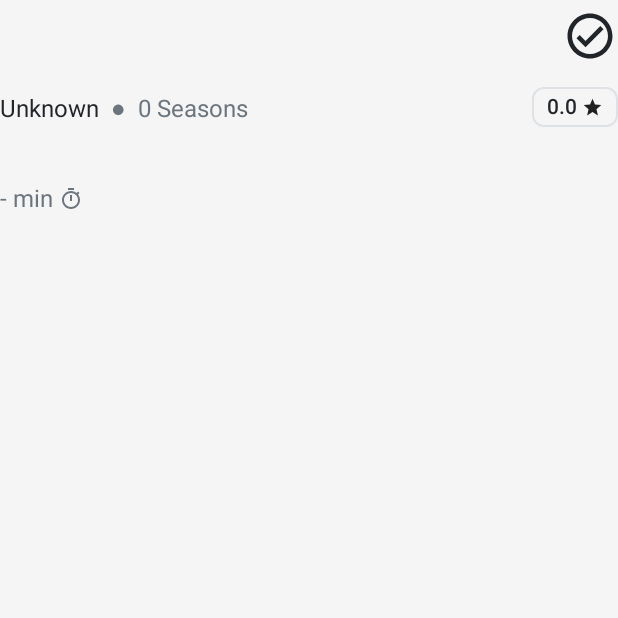
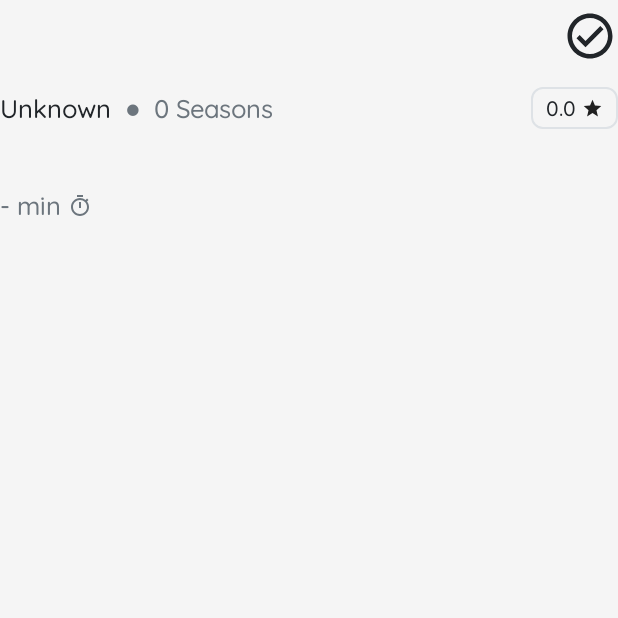
Before and after one commit to mangata-labs/sofa-time, an Android app built with Jetpack Compose: the composable HeaderSection shown on its own in the app's theme, on a phone screen of 412 x 824 dp, the top half of it. Run offline under Robolectric (Android 15) with nearby library versions, the light colour scheme and no system bars.

Commit message:
Added custom fonts

```diff
--- a/tvshow-presentation/src/main/java/com/mangata/tvshow_presentation/tvShowDetail/components/headerSection/HeaderSection.kt
+++ b/tvshow-presentation/src/main/java/com/mangata/tvshow_presentation/tvShowDetail/components/headerSection/HeaderSection.kt
@@ -32,8 +32,7 @@ fun HeaderSection(
             Text(
                 modifier = Modifier.fillMaxWidth(0.80f),
                 color = MaterialTheme.colors.textPrimary,
-                fontSize = 28.sp,
-                fontWeight = FontWeight.SemiBold,
+                style = MaterialTheme.typography.h1,
                 text = it.title
             )
             IconButton(
@@ -61,14 +60,14 @@ fun HeaderSection(
                         )
                     ) { append("  ●  ${it.numberOfSeasons} Seasons") }
                 },
-                fontSize = 16.sp
+                style = MaterialTheme.typography.body1
             )
             RatingItem(score = it.score.round(1))
         }
         HeaderRow(headerModel = headerModel) {
             Text(
                 color = MaterialTheme.colors.textPrimary,
-                fontSize = 16.sp,
+                style = MaterialTheme.typography.body1,
                 text = it.displayGenres()
             )
         }
@@ -92,7 +91,7 @@ fun HeaderSection(
             )
             Text(
                 color = MaterialTheme.colors.textPrimaryDim,
-                fontSize = 16.sp,
+                style = MaterialTheme.typography.body1,
                 text = buildAnnotatedString {
                     append("${it.runTime ?: "-"} min")
                     append(" ")
--- a/tvshow-presentation/src/main/java/com/mangata/tvshow_presentation/tvShowDetail/components/storySection/StorySection.kt
+++ b/tvshow-presentation/src/main/java/com/mangata/tvshow_presentation/tvShowDetail/components/storySection/StorySection.kt
@@ -24,13 +24,12 @@ fun StorySection(
         Column(verticalArrangement = Arrangement.spacedBy(10.dp)) {
             Text(
                 text = "The Story",
-                fontSize = 20.sp,
-                fontWeight = FontWeight.Medium,
+                style = MaterialTheme.typography.h2,
                 color = MaterialTheme.colors.textPrimary
             )
             Text(
                 text = story,
-                fontSize = 14.sp,
+                style = MaterialTheme.typography.body2,
                 color = MaterialTheme.colors.textPrimaryDim,
             )
         }
--- a/tvshow-presentation/src/main/java/com/mangata/tvshow_presentation/tvShowList/components/TvShowCard.kt
+++ b/tvshow-presentation/src/main/java/com/mangata/tvshow_presentation/tvShowList/components/TvShowCard.kt
@@ -54,7 +54,7 @@ fun TvShowCard(
                     .padding(vertical = 5.dp, horizontal = 10.dp),
                 textAlign = TextAlign.Center,
                 color = MaterialTheme.colors.textPrimary,
-                fontWeight = FontWeight.SemiBold,
+                style = MaterialTheme.typography.body1,
                 text = tvShow.name,
             )
         }
```
Also changed, not shown: core-ui/src/main/java/com/mangata/core_ui/theme/Type.kt (+31 -3 lines), core-ui/src/main/res/font/quicksand_bold.ttf (added), core-ui/src/main/res/font/quicksand_light.ttf (added), core-ui/src/main/res/font/quicksand_medium.ttf (added), core-ui/src/main/res/font/quicksand_regular.ttf (added), core-ui/src/main/res/font/quicksand_semibold.ttf (added).
